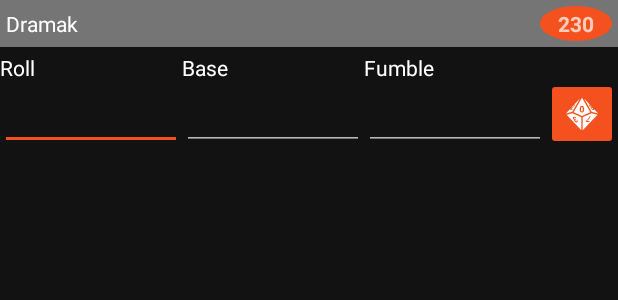
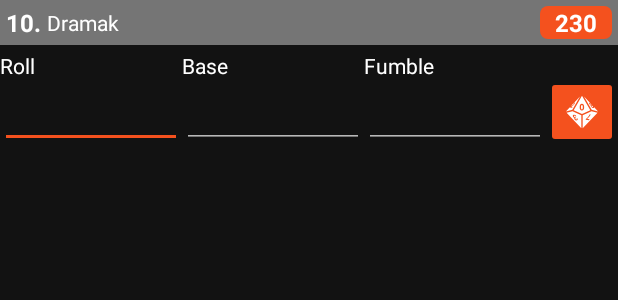
Before and after one commit to javier-delgado/anima-calculator-ex, an Android app: the layout item_character_initiative.xml on its own in the app's theme, with its tools: preview values and no code run, on a phone screen of 412 x 824 dp. Shown: the top 300 px of the screen. Run offline under Robolectric (Android 15) with nearby library versions, the phone set to English and light mode, and no system bars.

Commit message:
Characters initiative PMV

```diff
--- a/app/src/main/java/com/javierdelgado/anima_calculator_ex/models/Combat.kt
+++ b/app/src/main/java/com/javierdelgado/anima_calculator_ex/models/Combat.kt
@@ -3,10 +3,6 @@ package com.javierdelgado.anima_calculator_ex.models
 import java.util.*
 import kotlin.properties.Delegates
 import android.R
-
-
-
-
 
 class Combat: Observable() {
     // Attack properties
--- a/app/src/main/java/com/javierdelgado/anima_calculator_ex/ui/initiative/InitiativeCalculatorModals.kt
+++ b/app/src/main/java/com/javierdelgado/anima_calculator_ex/ui/initiative/InitiativeCalculatorModals.kt
@@ -1,7 +1,6 @@
 package com.javierdelgado.anima_calculator_ex.ui.initiative
 
 import android.content.Context
-import android.widget.CheckBox
 import android.widget.EditText
 import com.afollestad.materialdialogs.MaterialDialog
 import com.afollestad.materialdialogs.customview.customView
@@ -22,7 +21,7 @@ class InitiativeCalculatorModals(private val context: Context) {
                 val baseInitiativeText = view.findViewById<EditText>(R.id.edtBaseInitiative).text.toString()
 
 
-                val character = InitiativeCharacter(name = name, base = MathEvaluator.evaluate(baseInitiativeText))
+                val character = InitiativeCharacter(name, MathEvaluator.evaluate(baseInitiativeText))
                 afterSave(character)
             }
             negativeButton(R.string.cancel)
--- a/app/src/main/res/drawable/bg_circle_initiative.xml
+++ b/app/src/main/res/drawable/bg_initiative.xml
@@ -1,5 +1,6 @@
 <?xml version="1.0" encoding="utf-8"?>
 <shape xmlns:android="http://schemas.android.com/apk/res/android"
-       android:shape="oval">
+       android:shape="rectangle">
     <solid android:color="@color/colorAccent"/>
+    <corners android:radius="5dp"/>
 </shape>
--- a/app/src/main/res/layout/item_character_initiative.xml
+++ b/app/src/main/res/layout/item_character_initiative.xml
@@ -11,10 +11,22 @@
             android:id="@+id/lytInitiativeHeader"
             android:orientation="horizontal"
             android:layout_width="match_parent"
+            android:gravity="center_vertical"
             android:layout_height="wrap_content"
             android:padding="4dp"
             app:layout_constraintTop_toTopOf="parent"
             tools:background="@color/material_grey600">
+
+        <TextView
+                android:id="@+id/txtPosition"
+                android:layout_width="wrap_content"
+                android:layout_height="wrap_content"
+                android:layout_marginEnd="4dp"
+                android:textColor="@color/material_white"
+                android:textSize="16sp"
+                android:textStyle="bold"
+                tools:text="10."/>
+
         <TextView
                 android:id="@+id/txtCharacterName"
                 android:layout_width="0dp"
@@ -24,15 +36,16 @@
                 android:lines="1"
                 android:ellipsize="end"
                 tools:text="Dramak"/>
+
         <TextView
                 android:id="@+id/txtInitiative"
                 android:layout_width="48dp"
                 android:layout_height="wrap_content"
-                android:gravity="center"
+                android:gravity="center_horizontal"
                 android:textStyle="bold"
-                android:paddingTop="2dp"
-                android:paddingBottom="2dp"
-                android:background="@drawable/bg_circle_initiative"
+                android:textSize="16sp"
+                android:textColor="@color/material_white"
+                android:background="@drawable/bg_initiative"
                 tools:text="230"/>
     </LinearLayout>
 
--- a/app/src/main/res/values/strings.xml
+++ b/app/src/main/res/values/strings.xml
@@ -140,6 +140,9 @@
     <string name="cancel">Cancel</string>
     <string name="name">Name</string>
     <string name="base_initiative">Base Initiative</string>
+    <string name="add">Add</string>
+    <string name="re_roll">Re-roll</string>
+    <string name="sort">Sort</string>
     <plurals name="open_rolls">
         <item quantity="one">Open roll</item>
         <item quantity="other">Open rolls</item>
```
Also changed, not shown: app/src/main/java/com/javierdelgado/anima_calculator_ex/Extensions.kt (+11 -1 lines), app/src/main/java/com/javierdelgado/anima_calculator_ex/models/InitiativeCharacter.kt (+44 -6 lines), app/src/main/java/com/javierdelgado/anima_calculator_ex/ui/combat/CombatCalculatorFragment.kt (+1 -9 lines), app/src/main/java/com/javierdelgado/anima_calculator_ex/ui/initiative/CharactersInitiativeAdapter.kt (added, +154 -0 lines), app/src/main/java/com/javierdelgado/anima_calculator_ex/ui/initiative/InitiativeCalculatorFragment.kt (+5 -30 lines), app/src/main/res/layout/fragment_initiative_calculator.xml (+18 -5 lines).
